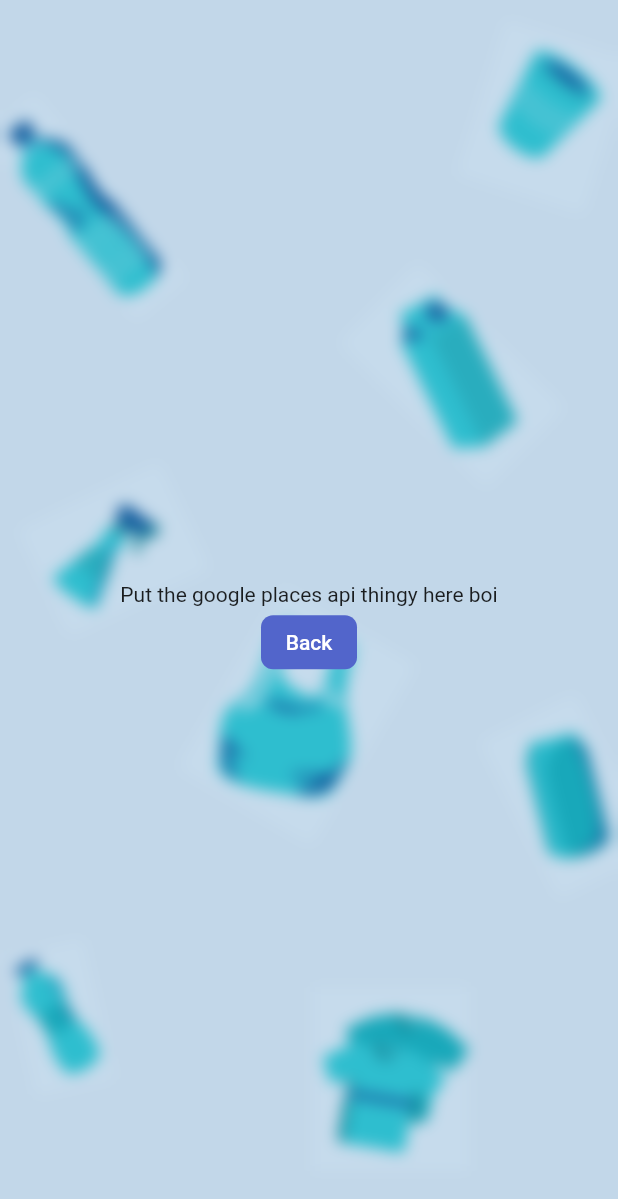
After one commit to tshuenhau/restart, a Flutter app: the EditProfileScreen screen opened directly, swiped to page 2, on a phone screen of 412 x 824 dp. The commit adds this screen. Shown: the top 1199 px of the screen. Run offline on Flutter 3.47's test engine with Material 2 defaults, Android fonts, the phone set to English and light mode, and no system bars; our stand-ins replace animated_flip_counter, animated_text_kit, auto_size_text, calendar_timeline, double_back_to_close_app, firebase_auth and 11 more; missing offline and left inert: material_dialogs; accounts and stored records are empty; statements that could not run were skipped.

Commit message:
EditProfilePage

```diff
--- /dev/null
+++ b/lib/screens/EditProfileScreen.dart
@@ -0,0 +1,229 @@
+import 'package:flutter/material.dart';
+import 'package:flutter/src/foundation/key.dart';
+import 'package:flutter/src/widgets/framework.dart';
+import 'package:flutter/src/widgets/placeholder.dart';
+import 'package:get/get.dart';
+import 'package:restart/controllers/AuthController.dart';
+import 'package:restart/screens/CustomScaffold.dart';
+import 'package:restart/screens/EnterAddressScreen.dart';
+import 'package:restart/widgets/GlassCards/GlassCard_header.dart';
+import 'package:restart/widgets/Glasscards/Header.dart';
+
+class EditProfileScreen extends StatefulWidget {
+  const EditProfileScreen({Key? key}) : super(key: key);
+
+  @override
+  State<EditProfileScreen> createState() => _EditProfileScreenState();
+}
+
+class _EditProfileScreenState extends State<EditProfileScreen> {
+  final _formKey = GlobalKey<FormState>();
+  AuthController auth = Get.find();
+  String? username = "";
+  String? address = "";
+
+  //TODO: need these as well but i think maybe the model right now doesnt hav.
+  String? addressDetail = "";
+  String? noteToDriver = "";
+  String? contactNumber = "";
+  PageController pageController = PageController();
+
+  @override
+  void initState() {
+    // TODO: implement initState
+    super.initState();
+    username = auth.user.value!.name;
+    address = auth.user.value!.address;
+  }
+
+  @override
+  Widget build(BuildContext context) {
+    print(username);
+
+    List<Widget> screens = [
+      buildEditProfileScreen(context),
+      EnterAddressScreen(
+        //TODO: Might need to add a callback here to change the state of Address from whatever EnterAddressScreen produces
+        onPressed: () {
+          pageController.animateToPage(0,
+              duration: Duration(milliseconds: 500), curve: Curves.decelerate);
+        },
+      )
+    ];
+    return WillPopScope(
+        onWillPop: () async {
+          return false;
+        },
+        child: CustomScaffold(
+            body: PageView(
+                controller: pageController,
+                physics: NeverScrollableScrollPhysics(),
+                children: screens)));
+  }
+
+  Widget buildEditProfileScreen(BuildContext context) {
+    return GlassCard_header(
+      header: Header(
+        title: "Edit Profile",
+        navigateBack: true,
+      ),
+      height: MediaQuery.of(context).size.height * 90 / 100,
+      child: SingleChildScrollView(
+        child: Container(
+          child: Form(
+            key: _formKey,
+            child: Column(
+              children: [
+                SizedBox(height: MediaQuery.of(context).size.height * 2 / 100),
+                createEditProfileField(
+                    context: context,
+                    fieldName: "Username",
+                    initialValue: username!,
+                    onChanged: (val) {
+                      if (val.length > 0) {
+                        setState(() {
+                          username = val;
+                        });
+                      }
+                    }),
+                SizedBox(
+                  height: MediaQuery.of(context).size.height * 10 / 100,
+                  width: MediaQuery.of(context).size.width * 70 / 100,
+                  child: Column(
+                    mainAxisAlignment: MainAxisAlignment.center,
+                    children: [
+                      const SizedBox(
+                        width: double.infinity,
+                        child: Text(
+                          "Address",
+                          textAlign: TextAlign.start,
+                        ),
+                      ),
+                      Stack(
+                        children: [
+                          Positioned(
+                              right: 0,
+                              bottom:
+                                  MediaQuery.of(context).size.height * 3 / 100,
+                              child: Icon(Icons.arrow_forward_ios,
+                                  size: MediaQuery.of(context).size.height *
+                                      2 /
+                                      100)),
+                          TextFormField(
+                            onTap: () {
+                              print("tapthatass");
+                              pageController.animateToPage(1,
+                                  duration: Duration(milliseconds: 500),
+                                  curve: Curves.decelerate);
+                            },
+                            textAlign: TextAlign.start,
+                            keyboardType: TextInputType.name,
+                            readOnly: true,
+                            initialValue: address,
+                            onChanged: (e) {},
+                            validator: (value) {
+                              if (value == null || value.isEmpty) {
+                                return 'Cannot be empty';
+                              }
+                              return null;
+                              // doSubmit();
+                            },
+                          ),
+                        ],
+                      )
+                    ],
+                  ),
+                ),
+                createEditProfileField(
+                    context: context,
+                    fieldName: "Address Details",
+                    initialValue: addressDetail!,
+                    onChanged: (val) {
+                      if (val.length > 0) {
+                        setState(() {
+                          address = val;
+                        });
+                      }
+                    }),
+                Row(
+                  mainAxisSize: MainAxisSize.min,
+                  crossAxisAlignment: CrossAxisAlignment.center,
+                  mainAxisAlignment: MainAxisAlignment.center,
+                  children: [
+                    OutlinedButton(
+                        onPressed: () {
+                          Navigator.pop(context);
+                        },
+                        child: SizedBox(
+                            width: MediaQuery.of(context).size.width * 15 / 100,
+                            child: Center(child: Text("Back")))),
+                    SizedBox(
+                        width: MediaQuery.of(context).size.width * 12 / 100),
+                    ElevatedButton(
+                      onPressed: () {
+                        // Validate returns true if the form is valid, or false otherwise.
+                        if (_formKey.currentState!.validate()) {
+                          //TODO: save all the info to db here.
+                          // If the form is valid, display a snackbar. In the real world,
+                          // you'd often call a server or save the information in a database.
+                          ScaffoldMessenger.of(context).showSnackBar(
+                            const SnackBar(
+                                content: Text(
+                                    'Updating...')), //!ZQ u can replace this if u want
+                          );
+                        }
+                      },
+                      child: SizedBox(
+                          width: MediaQuery.of(context).size.width * 15 / 100,
+                          child: Text(
+                            'Save',
+                            textAlign: TextAlign.center,
+                          )),
+                    ),
+                  ],
+                ),
+              ],
+            ),
+          ),
+        ),
+      ),
+    );
+  }
+
+  SizedBox createEditProfileField(
+      {required BuildContext context,
+      required String fieldName,
+      required String initialValue,
+      required void Function(String) onChanged}) {
+    return SizedBox(
+        height: MediaQuery.of(context).size.height * 12 / 100,
+        width: MediaQuery.of(context).size.width * 70 / 100,
+        child: Center(
+          child: Column(
+            mainAxisAlignment: MainAxisAlignment.center,
+            children: [
+              SizedBox(
+                width: double.infinity,
+                child: Text(
+                  fieldName,
+                  textAlign: TextAlign.start,
+                ),
+              ),
+              TextFormField(
+                textAlign: TextAlign.start,
+                keyboardType: TextInputType.name,
+                initialValue: initialValue,
+                onChanged: onChanged,
+                validator: (value) {
+                  if (value == null || value.isEmpty) {
+                    return 'Cannot be empty';
+                  }
+                  return null;
+                  // doSubmit();
+                },
+              )
+            ],
+          ),
+        ));
+  }
+}
--- /dev/null
+++ b/lib/screens/EnterAddressScreen.dart
@@ -0,0 +1,18 @@
+import 'package:flutter/material.dart';
+import 'package:flutter/src/foundation/key.dart';
+import 'package:flutter/src/widgets/framework.dart';
+import 'package:flutter/src/widgets/placeholder.dart';
+
+class EnterAddressScreen extends StatelessWidget {
+  EnterAddressScreen({required this.onPressed, Key? key}) : super(key: key);
+  void Function() onPressed;
+
+  @override
+  Widget build(BuildContext context) {
+    return Center(
+        child: Column(mainAxisAlignment: MainAxisAlignment.center, children: [
+      Text("Put the google places api thingy here boi"),
+      ElevatedButton(onPressed: onPressed, child: Text("Back"))
+    ]));
+  }
+}
```
Also changed, not shown: lib/screens/ProfileScreen.dart (+23 -6 lines), lib/widgets/EditProfileField.dart (added, +51 -0 lines).
